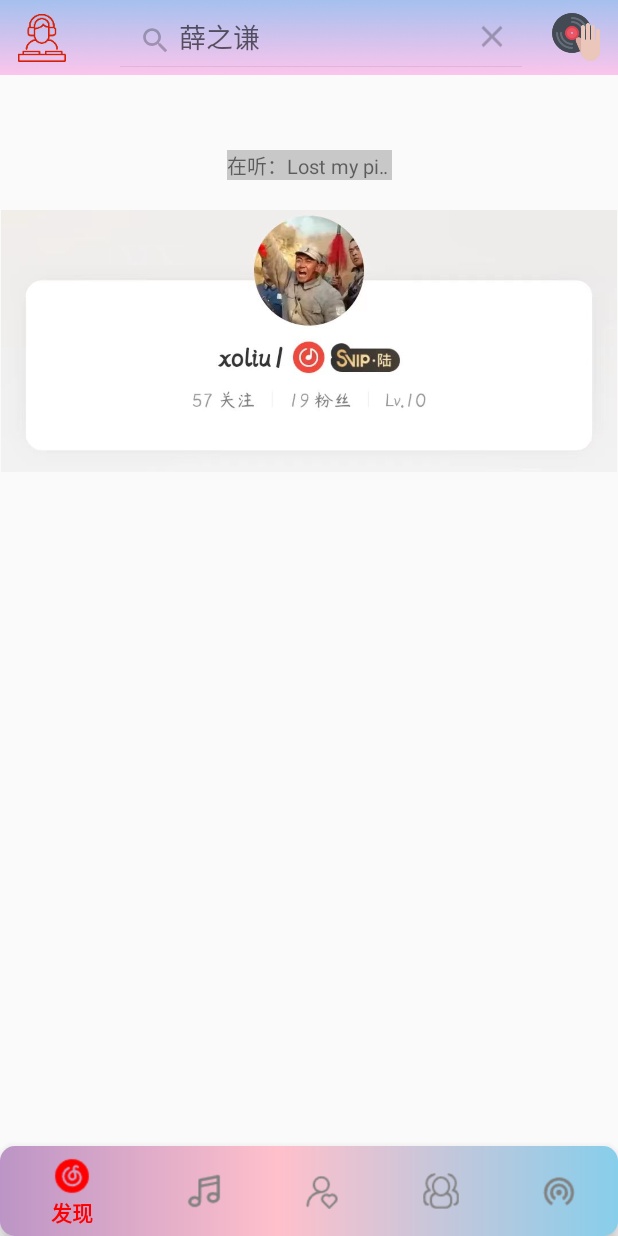
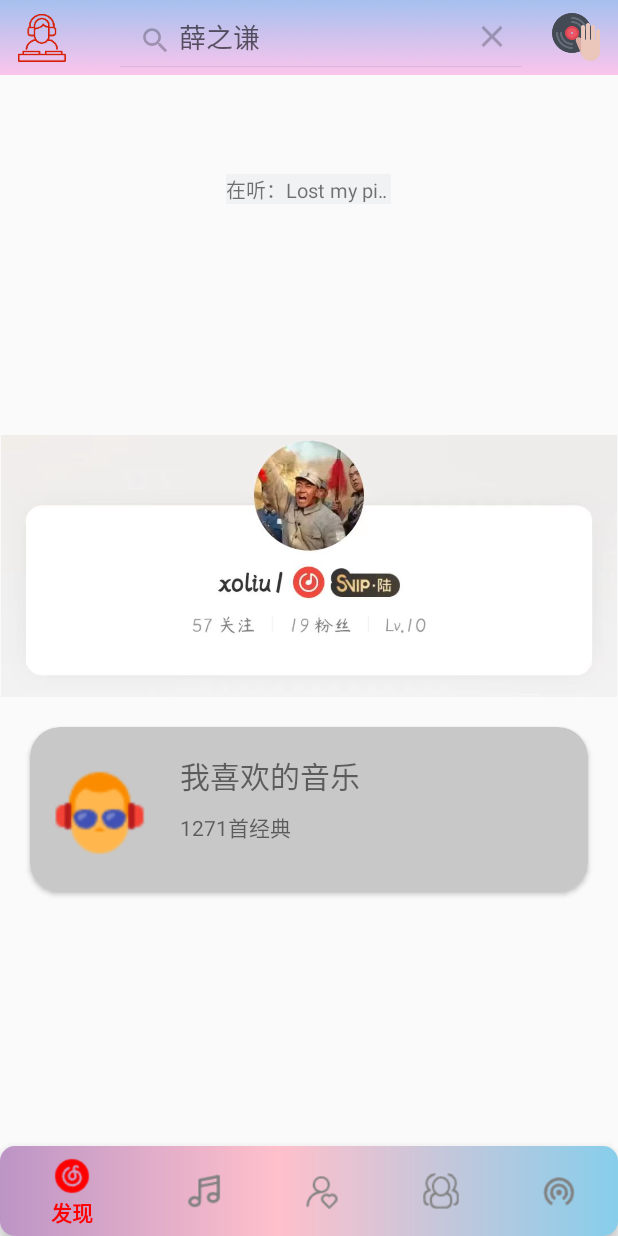
Before and after one commit to xoliu1/XoliuMusic, an Android app: the MineFragment screen opened through its navigation route, after a tap on "Search", on a phone screen of 412 x 824 dp. Run offline under Robolectric (Android 15) with nearby library versions, the phone set to English and light mode, and no system bars; our stand-ins replace navigation-ui; libraries missing offline, so code that uses them is left out: com.youth.banner; pictures from the network do not load; 2 statements that could not run were skipped.

Commit message:
明晰demo内容和具体架构

```diff
--- a/app/src/main/AndroidManifest.xml
+++ b/app/src/main/AndroidManifest.xml
@@ -20,7 +20,7 @@
             android:resource="@xml/actions" />
 
         <activity
-            android:name=".ui.tools.shiqv"
+            android:name=".ui.Unfinished.shiqv"
             android:exported="false" />
         <activity
             android:name=".ui.Splash.LoginActivity"
--- a/app/src/main/java/com/xoliu/xoliumusic/ui/Main/MainActivity.kt
+++ b/app/src/main/java/com/xoliu/xoliumusic/ui/Main/MainActivity.kt
@@ -6,11 +6,7 @@
 import android.text.InputType
 import android.util.Log
 import android.view.Menu
-import android.view.View
 import android.view.inputmethod.EditorInfo
-import android.widget.ArrayAdapter
-import android.widget.AutoCompleteTextView
-import android.widget.Toast
 import androidx.appcompat.widget.SearchView
 import androidx.appcompat.widget.Toolbar
 import androidx.navigation.fragment.NavHostFragment
@@ -19,7 +15,7 @@
 import com.xoliu.xoliumusic.Base.BaseActivity
 import com.xoliu.xoliumusic.R
 import com.xoliu.xoliumusic.databinding.ActivityMainBinding
-import com.xoliu.xoliumusic.ui.tools.shiqv
+import com.xoliu.xoliumusic.ui.Unfinished.shiqv
 
 
 class MainActivity : BaseActivity<ActivityMainBinding>() {
--- a/app/src/main/java/com/xoliu/xoliumusic/ui/tools/shiqv.kt
+++ b/app/src/main/java/com/xoliu/xoliumusic/ui/Unfinished/shiqv.kt
@@ -1,11 +1,7 @@
-package com.xoliu.xoliumusic.ui.tools
+package com.xoliu.xoliumusic.ui.Unfinished
 
-import androidx.appcompat.app.AppCompatActivity
 import android.os.Bundle
-import android.view.View
-import androidx.appcompat.widget.Toolbar
 import com.xoliu.xoliumusic.Base.BaseActivity
-import com.xoliu.xoliumusic.R
 import com.xoliu.xoliumusic.databinding.ActivityShiqvBinding
 
 class shiqv : BaseActivity<ActivityShiqvBinding>() {
--- a/app/src/main/res/layout/activity_shiqv.xml
+++ b/app/src/main/res/layout/activity_shiqv.xml
@@ -4,7 +4,7 @@
     xmlns:tools="http://schemas.android.com/tools"
     android:layout_width="match_parent"
     android:layout_height="match_parent"
-    tools:context=".ui.tools.shiqv"
+    tools:context=".ui.Unfinished.shiqv"
     android:background="#2c2c2c">
 
     <androidx.appcompat.widget.Toolbar
--- a/app/src/main/res/layout/fragment_mine.xml
+++ b/app/src/main/res/layout/fragment_mine.xml
@@ -4,7 +4,8 @@
     android:layout_width="match_parent"
     android:layout_height="wrap_content"
     xmlns:app="http://schemas.android.com/apk/res-auto"
-    tools:context=".ui.Main.Fragment.MineFragment">
+    tools:context=".ui.Main.Fragment.MineFragment"
+    >
 
 
     <androidx.constraintlayout.widget.ConstraintLayout
@@ -16,29 +17,69 @@
             android:id="@+id/textView2"
             android:layout_width="110dp"
             android:layout_height="20dp"
-            android:background="@color/colorGray"
+            android:layout_marginTop="16dp"
             android:autoSizeTextType="uniform"
-            app:layout_constraintEnd_toEndOf="parent"
-            app:layout_constraintStart_toStartOf="parent"
-            app:layout_constraintTop_toTopOf="parent"
-            android:text="在听：Lost my pieces(M-45)"
-            android:singleLine="true"
-            android:scrollHorizontally="true"
+            android:background="@color/colorTextWhite"
             android:ellipsize="marquee"
             android:focusable="true"
             android:focusableInTouchMode="true"
             android:marqueeRepeatLimit="marquee_forever"
-            />
+            android:scrollHorizontally="true"
+            android:singleLine="true"
+            android:text="在听：Lost my pieces(M-45)"
+            app:layout_constraintEnd_toEndOf="parent"
+            app:layout_constraintHorizontal_bias="0.498"
+            app:layout_constraintStart_toStartOf="parent"
+            app:layout_constraintTop_toTopOf="parent" />
 
         <ImageView
+            android:id="@+id/imageView3"
             android:layout_width="match_parent"
             android:layout_height="wrap_content"
             android:layout_gravity="center|top"
+            android:layout_marginTop="40dp"
             android:adjustViewBounds="true"
             android:src="@drawable/mine1"
             app:layout_constraintBottom_toBottomOf="parent"
-            app:layout_constraintTop_toTopOf="parent"
-            android:layout_marginTop="40dp"/>
+            app:layout_constraintTop_toTopOf="parent" />
+
+        <androidx.cardview.widget.CardView
+            android:id="@+id/cardView"
+            android:layout_width="match_parent"
+            android:layout_height="110dp"
+            app:layout_constraintTop_toBottomOf="@id/imageView3"
+            app:layout_constraintBottom_toBottomOf="parent"
+            app:cardCornerRadius="20dp"
+            android:layout_margin="20dp"
+            android:backgroundTint="@color/colorGray"
+            >
+
+            <ImageView
+                android:layout_width="70dp"
+                android:layout_height="70dp"
+                android:src="@drawable/dj"
+                android:layout_gravity="left|center"
+                android:layout_marginLeft="10dp"/>
+            <TextView
+                android:layout_width="wrap_content"
+                android:layout_height="30dp"
+                android:text="我喜欢的音乐"
+                android:textSize="20sp"
+                android:layout_marginTop="17dp"
+                android:layout_marginLeft="100dp"
+                />
+            <TextView
+                android:layout_width="wrap_content"
+                android:layout_height="wrap_content"
+                android:text="1271首经典"
+                android:textSize="14sp"
+                android:layout_marginTop="56dp"
+                android:layout_marginLeft="100dp"
+                />
+
+
+
+        </androidx.cardview.widget.CardView>
 
 
 
```
Also changed, not shown: 1 other file.
